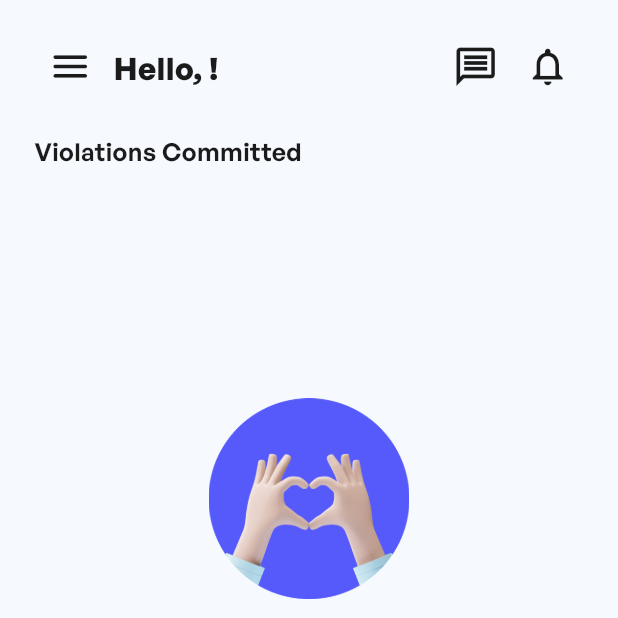
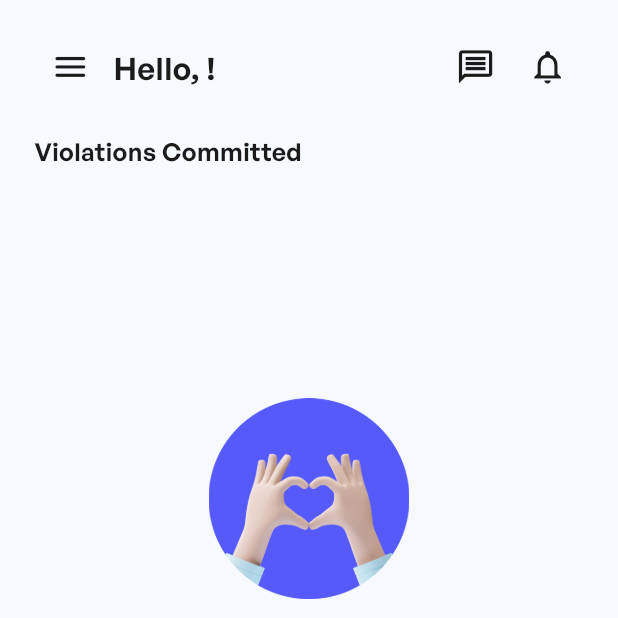
Before and after one commit to MNJDen/Park_in_Capstone, a Flutter app: the HomeEmployeeScreen2 screen opened directly with empty values, on a phone screen of 412 x 824 dp, the top half of it. Run offline on Flutter 3.47's test engine with Material 3 defaults, Android fonts, the light colour scheme and no system bars; our stand-ins replace animated_toggle_switch, awesome_notifications, cloud_firestore, contained_tab_bar_view, firebase_auth, firebase_core and 11 more; missing offline and left inert: disclosure, navbar_router; accounts and stored records are empty.

Commit message:
Screens: Update Home Employee 2

```diff
--- a/lib/screens/home employee/home_employee2.dart
+++ b/lib/screens/home employee/home_employee2.dart
@@ -537,10 +537,10 @@ class _HomeEmployeeScreen2State extends State<HomeEmployeeScreen2> {
                         _scaffoldKey.currentState?.openDrawer();
                         NavbarNotifier.hideBottomNavBar = true;
                       },
-                      icon: const Icon(
+                      icon: Icon(
                         Icons.menu_rounded,
                         color: blackColor,
-                        size: 30,
+                        size: 26.r,
                       ),
                     ),
                   ),
@@ -558,7 +558,7 @@ class _HomeEmployeeScreen2State extends State<HomeEmployeeScreen2> {
                             'Hello, ---!',
                             style: TextStyle(
                               fontSize: 20.r,
-                              fontWeight: FontWeight.bold,
+                              fontWeight: FontWeight.w600,
                               color: blackColor,
                             ),
                           );
@@ -572,7 +572,7 @@ class _HomeEmployeeScreen2State extends State<HomeEmployeeScreen2> {
                                 "Hello, ",
                                 style: TextStyle(
                                   fontSize: 20.r,
-                                  fontWeight: FontWeight.bold,
+                                  fontWeight: FontWeight.w600,
                                   color: blackColor,
                                 ),
                               ),
@@ -580,7 +580,7 @@ class _HomeEmployeeScreen2State extends State<HomeEmployeeScreen2> {
                                 "$name",
                                 style: TextStyle(
                                   fontSize: 20.r,
-                                  fontWeight: FontWeight.bold,
+                                  fontWeight: FontWeight.w600,
                                   color: blueColor,
                                 ),
                               ),
@@ -588,7 +588,7 @@ class _HomeEmployeeScreen2State extends State<HomeEmployeeScreen2> {
                                 "!",
                                 style: TextStyle(
                                   fontSize: 20.r,
-                                  fontWeight: FontWeight.bold,
+                                  fontWeight: FontWeight.w600,
                                   color: blackColor,
                                 ),
                               ),
@@ -599,7 +599,7 @@ class _HomeEmployeeScreen2State extends State<HomeEmployeeScreen2> {
                             'Hello, ---!',
                             style: TextStyle(
                               fontSize: 20.r,
-                              fontWeight: FontWeight.bold,
+                              fontWeight: FontWeight.w600,
                               color: blackColor,
                             ),
                           );
@@ -648,7 +648,7 @@ class _HomeEmployeeScreen2State extends State<HomeEmployeeScreen2> {
                       icon: Icon(
                         Icons.message_outlined,
                         color: blackColor,
-                        size: 30.r,
+                        size: 26.r,
                       ),
                     ),
                   ),
@@ -669,10 +669,10 @@ class _HomeEmployeeScreen2State extends State<HomeEmployeeScreen2> {
                           child: IconButton(
                             highlightColor: blueColor.withOpacity(0.2),
                             onPressed: () {},
-                            icon: const Icon(
+                            icon: Icon(
                               Icons.notifications_outlined,
                               color: blackColor,
-                              size: 30,
+                              size: 26.r,
                             ),
                           ),
                         );
@@ -690,10 +690,10 @@ class _HomeEmployeeScreen2State extends State<HomeEmployeeScreen2> {
                           child: IconButton(
                             highlightColor: blueColor.withOpacity(0.2),
                             onPressed: () {},
-                            icon: const Icon(
+                            icon: Icon(
                               Icons.notifications_outlined,
                               color: blackColor,
-                              size: 30,
+                              size: 26.r,
                             ),
                           ),
                         );
@@ -741,10 +741,10 @@ class _HomeEmployeeScreen2State extends State<HomeEmployeeScreen2> {
                               );
                               NavbarNotifier.hideBottomNavBar = true;
                             },
-                            icon: const Icon(
+                            icon: Icon(
                               Icons.notifications_outlined,
                               color: blackColor,
-                              size: 30,
+                              size: 26.r,
                             ),
                           ),
                         );
@@ -762,10 +762,10 @@ class _HomeEmployeeScreen2State extends State<HomeEmployeeScreen2> {
                           child: IconButton(
                             highlightColor: blueColor.withOpacity(0.2),
                             onPressed: () {},
-                            icon: const Icon(
+                            icon: Icon(
                               Icons.notifications_outlined,
                               color: blackColor,
-                              size: 30,
+                              size: 26.r,
                             ),
                           ),
                         );
@@ -836,7 +836,7 @@ class _HomeEmployeeScreen2State extends State<HomeEmployeeScreen2> {
                                     .split(' ')[0],
                                 violation: ticket['violation'],
                               ),
-                              SizedBox(height: 12.h),
+                              // SizedBox(height: 12.h),
                             ],
                           );
                         }),
@@ -851,6 +851,7 @@ class _HomeEmployeeScreen2State extends State<HomeEmployeeScreen2> {
                   }
                 },
               ),
+              SizedBox(height: 100.h),
             ],
           ),
         ),
```
